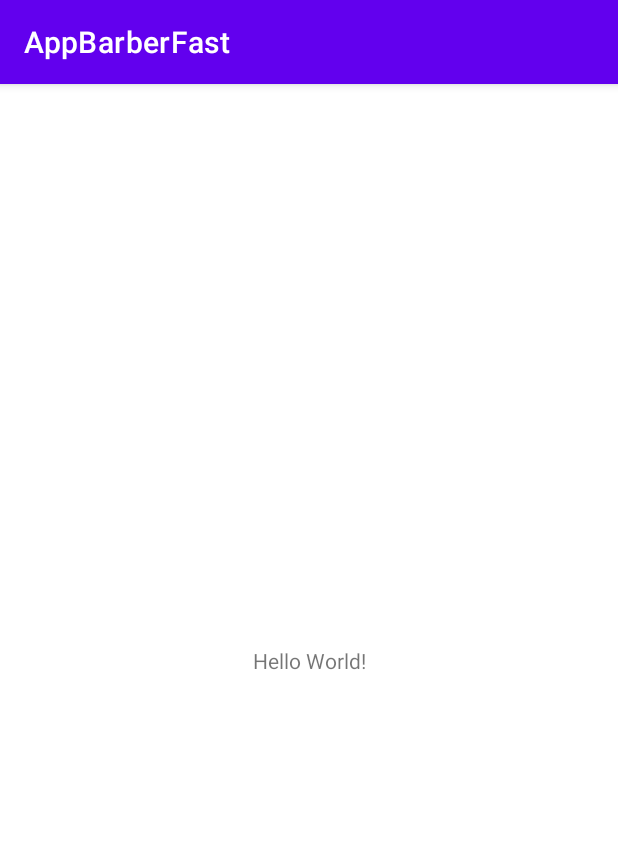
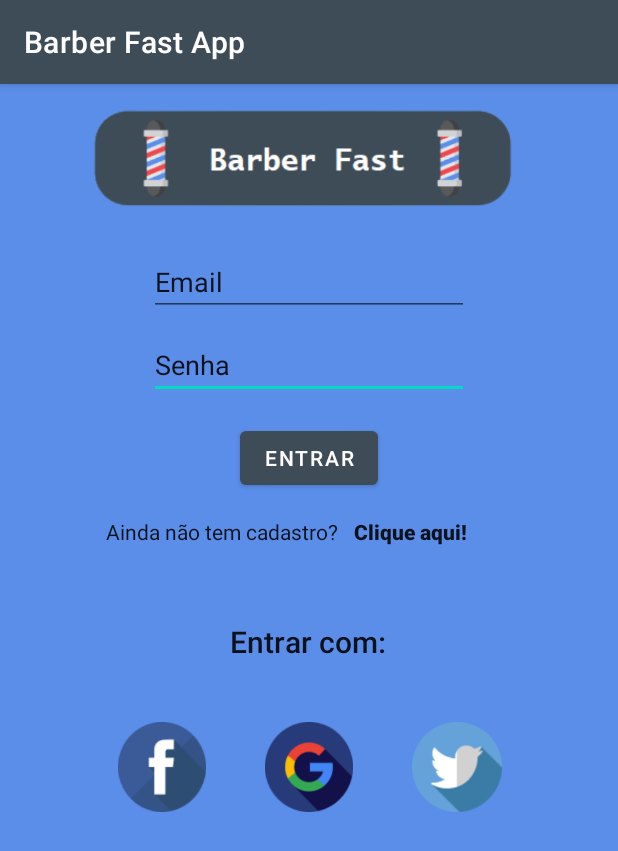
Before and after one commit to luizgustavogz/AppBarberFast, an Android app: the screen it shows after launch (MainActivity), on a phone screen of 412 x 824 dp. Shown: the top 851 px of the screen. Run offline under Robolectric (Android 15) with nearby library versions, the phone set to English and light mode, and no system bars.

Commit message:
Home page

```diff
--- a/app/src/main/res/layout/activity_main.xml
+++ b/app/src/main/res/layout/activity_main.xml
@@ -4,15 +4,138 @@
     xmlns:tools="http://schemas.android.com/tools"
     android:layout_width="match_parent"
     android:layout_height="match_parent"
+    android:background="@color/fundo_azul"
     tools:context=".MainActivity">
 
-    <TextView
+    <ImageView
+        android:id="@+id/imageView2"
+        android:layout_width="323dp"
+        android:layout_height="98dp"
+        android:layout_marginStart="44dp"
+        android:layout_marginTop="1dp"
+        android:layout_marginEnd="44dp"
+        app:layout_constraintEnd_toEndOf="parent"
+        app:layout_constraintStart_toStartOf="parent"
+        app:layout_constraintTop_toTopOf="parent"
+        app:srcCompat="@drawable/logo_barberfast" />
+
+    <Button
+        android:id="@+id/button"
         android:layout_width="wrap_content"
         android:layout_height="wrap_content"
-        android:text="Hello World!"
-        app:layout_constraintBottom_toBottomOf="parent"
+        android:layout_marginStart="159dp"
+        android:layout_marginTop="15dp"
+        android:layout_marginEnd="159dp"
+        android:text="Entrar"
         app:layout_constraintEnd_toEndOf="parent"
         app:layout_constraintStart_toStartOf="parent"
-        app:layout_constraintTop_toTopOf="parent" />
+        app:layout_constraintTop_toBottomOf="@+id/editTextTextPersonName2" />
+
+    <EditText
+        android:id="@+id/editTextTextPersonName2"
+        android:layout_width="wrap_content"
+        android:layout_height="wrap_content"
+        android:layout_marginStart="100dp"
+        android:layout_marginTop="10dp"
+        android:layout_marginEnd="100dp"
+        android:ems="10"
+        android:inputType="textPersonName"
+        android:text="Senha"
+        app:layout_constraintEnd_toEndOf="parent"
+        app:layout_constraintStart_toStartOf="parent"
+        app:layout_constraintTop_toBottomOf="@+id/editTextTextPersonName" />
+
+    <TextView
+        android:id="@+id/textView3"
+        android:layout_width="wrap_content"
+        android:layout_height="wrap_content"
+        android:layout_marginStart="5dp"
+        android:layout_marginTop="15dp"
+        android:layout_marginEnd="104dp"
+        android:text="Clique aqui!"
+        android:textAppearance="@style/TextAppearance.AppCompat.Body2"
+        android:textStyle="bold"
+        app:layout_constraintEnd_toEndOf="parent"
+        app:layout_constraintStart_toEndOf="@+id/textView2"
+        app:layout_constraintTop_toBottomOf="@+id/button" />
+
+    <TextView
+        android:id="@+id/textView2"
+        android:layout_width="wrap_content"
+        android:layout_height="wrap_content"
+        android:layout_marginStart="74dp"
+        android:layout_marginTop="15dp"
+        android:layout_marginEnd="5dp"
+        android:text="Ainda não tem cadastro?"
+        android:textAppearance="@style/TextAppearance.AppCompat.Body1"
+        app:layout_constraintEnd_toStartOf="@+id/textView3"
+        app:layout_constraintStart_toStartOf="parent"
+        app:layout_constraintTop_toBottomOf="@+id/button" />
+
+    <EditText
+        android:id="@+id/editTextTextPersonName"
+        style="@style/Widget.AppCompat.Light.AutoCompleteTextView"
+        android:layout_width="wrap_content"
+        android:layout_height="wrap_content"
+        android:layout_marginStart="100dp"
+        android:layout_marginTop="10dp"
+        android:layout_marginEnd="100dp"
+        android:ems="10"
+        android:inputType="textPersonName"
+        android:text="Email"
+        app:layout_constraintEnd_toEndOf="parent"
+        app:layout_constraintStart_toStartOf="parent"
+        app:layout_constraintTop_toBottomOf="@+id/imageView2" />
+
+    <ImageView
+        android:id="@+id/imageView"
+        android:layout_width="60dp"
+        android:layout_height="60dp"
+        android:layout_marginStart="70dp"
+        android:layout_marginTop="40dp"
+        android:layout_marginEnd="15dp"
+        app:layout_constraintEnd_toStartOf="@+id/imageView3"
+        app:layout_constraintStart_toStartOf="parent"
+        app:layout_constraintTop_toBottomOf="@+id/textView4"
+        app:srcCompat="@drawable/logo_facebook" />
+
+    <ImageView
+        android:id="@+id/imageView4"
+        android:layout_width="60dp"
+        android:layout_height="60dp"
+        android:layout_marginStart="15dp"
+        android:layout_marginTop="40dp"
+        android:layout_marginEnd="70dp"
+        app:layout_constraintEnd_toEndOf="parent"
+        app:layout_constraintStart_toEndOf="@+id/imageView3"
+        app:layout_constraintTop_toBottomOf="@+id/textView4"
+        app:srcCompat="@drawable/logo_twitter" />
+
+    <ImageView
+        android:id="@+id/imageView3"
+        android:layout_width="60dp"
+        android:layout_height="60dp"
+        android:layout_marginStart="15dp"
+        android:layout_marginTop="40dp"
+        android:layout_marginEnd="15dp"
+        app:layout_constraintEnd_toStartOf="@+id/imageView4"
+        app:layout_constraintStart_toEndOf="@+id/imageView"
+        app:layout_constraintTop_toBottomOf="@+id/textView4"
+        app:srcCompat="@drawable/logo_google" />
+
+    <TextView
+        android:id="@+id/textView4"
+        android:layout_width="wrap_content"
+        android:layout_height="wrap_content"
+        android:layout_marginStart="153dp"
+        android:layout_marginTop="50dp"
+        android:layout_marginEnd="153dp"
+        android:text="Entrar com:"
+        android:textAppearance="@style/TextAppearance.AppCompat.Body2"
+        android:textSize="20sp"
+        app:layout_constraintEnd_toEndOf="parent"
+        app:layout_constraintHorizontal_bias="0.0"
+        app:layout_constraintStart_toStartOf="parent"
+        app:layout_constraintTop_toBottomOf="@+id/textView2" />
 
 </androidx.constraintlayout.widget.ConstraintLayout>
--- a/app/src/main/res/values-night/themes.xml
+++ b/app/src/main/res/values-night/themes.xml
@@ -2,9 +2,9 @@
     <!-- Base application theme. -->
     <style name="Theme.AppBarberFast" parent="Theme.MaterialComponents.DayNight.DarkActionBar">
         <!-- Primary brand color. -->
-        <item name="colorPrimary">@color/purple_200</item>
-        <item name="colorPrimaryVariant">@color/purple_700</item>
-        <item name="colorOnPrimary">@color/black</item>
+        <item name="colorPrimary">@color/barra_cinza</item>
+        <item name="colorPrimaryVariant">@color/black</item>
+        <item name="colorOnPrimary">@color/white</item>
         <!-- Secondary brand color. -->
         <item name="colorSecondary">@color/teal_200</item>
         <item name="colorSecondaryVariant">@color/teal_200</item>
--- a/app/src/main/res/values/colors.xml
+++ b/app/src/main/res/values/colors.xml
@@ -7,4 +7,6 @@
     <color name="teal_700">#FF018786</color>
     <color name="black">#FF000000</color>
     <color name="white">#FFFFFFFF</color>
+    <color name="fundo_azul">#5A8EE8</color>
+    <color name="barra_cinza">#3E4C58</color>
 </resources>
--- a/app/src/main/res/values/strings.xml
+++ b/app/src/main/res/values/strings.xml
@@ -1,3 +1,3 @@
 <resources>
-    <string name="app_name">AppBarberFast</string>
+    <string name="app_name">Barber Fast App</string>
 </resources>
--- a/app/src/main/res/values/themes.xml
+++ b/app/src/main/res/values/themes.xml
@@ -2,8 +2,8 @@
     <!-- Base application theme. -->
     <style name="Theme.AppBarberFast" parent="Theme.MaterialComponents.DayNight.DarkActionBar">
         <!-- Primary brand color. -->
-        <item name="colorPrimary">@color/purple_500</item>
-        <item name="colorPrimaryVariant">@color/purple_700</item>
+        <item name="colorPrimary">@color/barra_cinza</item>
+        <item name="colorPrimaryVariant">@color/black</item>
         <item name="colorOnPrimary">@color/white</item>
         <!-- Secondary brand color. -->
         <item name="colorSecondary">@color/teal_200</item>
```
Also changed, not shown: app/src/main/res/drawable/logo_barberfast.png (added), app/src/main/res/drawable/logo_facebook.png (added), app/src/main/res/drawable/logo_google.png (added), app/src/main/res/drawable/logo_twitter.png (added).
